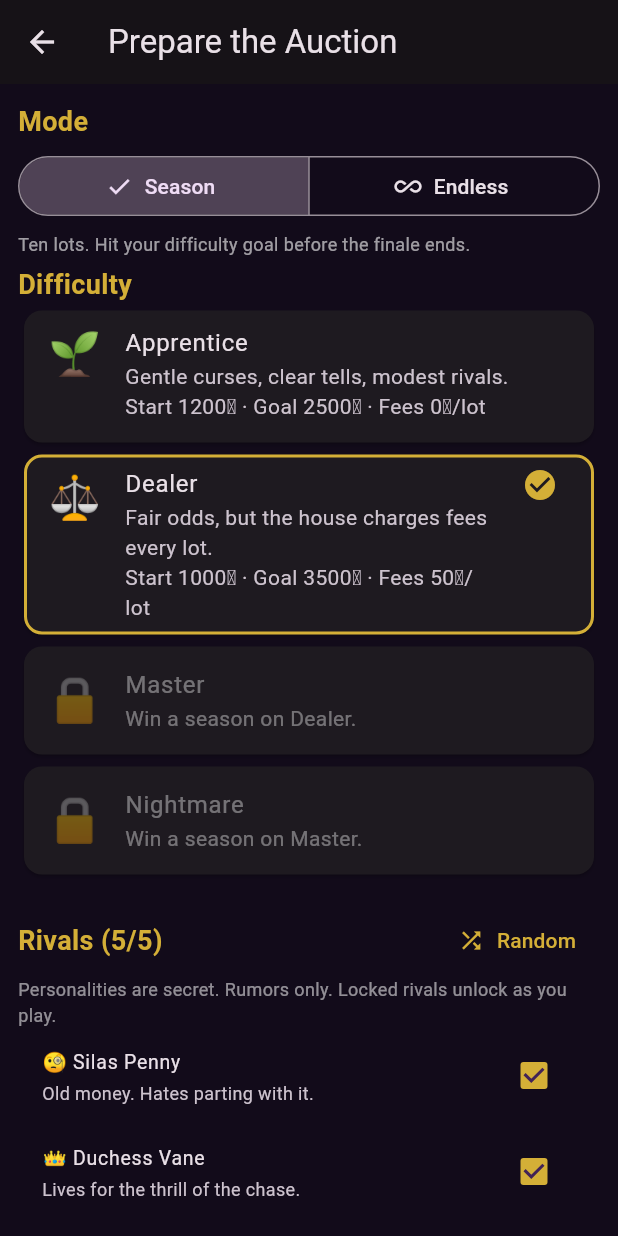
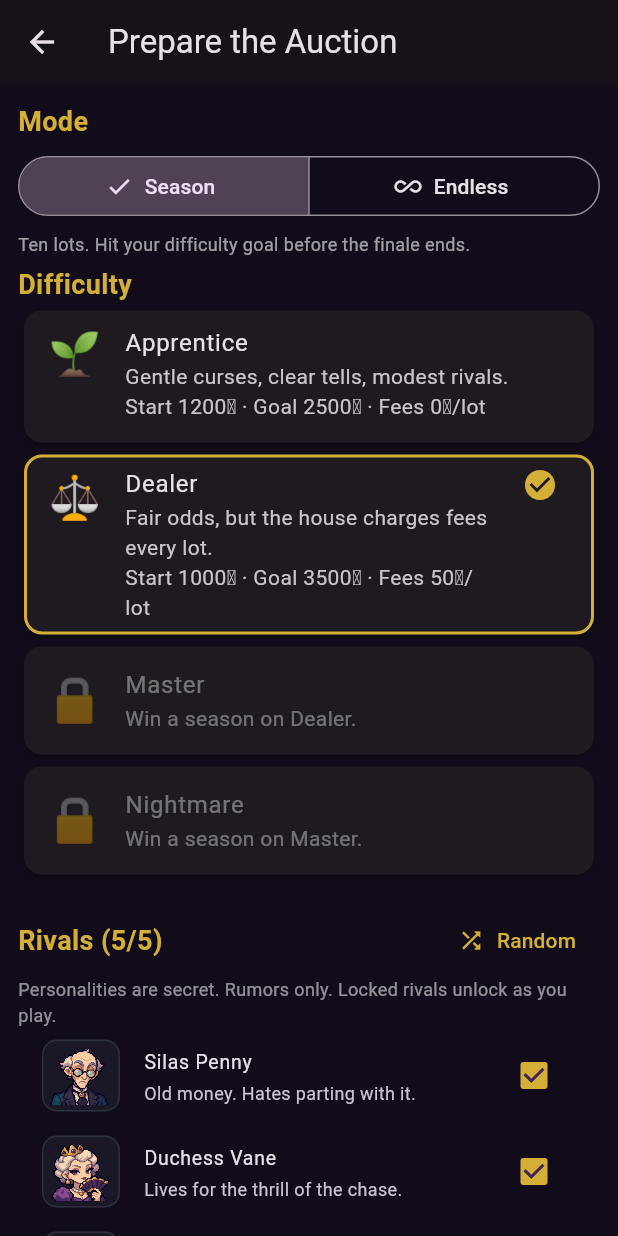
Before and after one commit to NStein514/CursedAuctionHouse, a Flutter app: the screen it shows after launch, after a tap on "Enter the Auction", on a phone screen of 412 x 824 dp. Run offline on Flutter 3.47's test engine with Material 3 defaults, Android fonts, the phone set to English and light mode, and no system bars; our stand-ins replace audioplayers, shared_preferences.

Commit message:
implementing new artwork for characters and artifacts

```diff
--- a/lib/dossier_screen.dart
+++ b/lib/dossier_screen.dart
@@ -1,5 +1,6 @@
 import 'package:flutter/material.dart';
 import 'models.dart';
+import 'game_art.dart';
 import 'state.dart';
 
 /// Everything you have learned about each rival. Personas are never shown;
@@ -37,7 +38,7 @@ class _DossierScreenState extends State<DossierScreen> {
       child: Padding(
         padding: const EdgeInsets.all(14),
         child: Column(crossAxisAlignment: CrossAxisAlignment.start, children: [
-          Text('${b.avatar} ${b.name}', style: const TextStyle(fontSize: 18, fontWeight: FontWeight.bold)),
+          Row(children: [RivalPortrait(bidder: b, animate: false), const SizedBox(width: 12), Expanded(child: Text(b.name, style: const TextStyle(fontSize: 18, fontWeight: FontWeight.bold)))]),
           Text('"${b.blurb}"', style: const TextStyle(fontStyle: FontStyle.italic, color: Colors.white54)),
           Text('Purse: ${b.purse} · Wins: ${b.wins} · Bluffs exposed: ${b.bluffsExposed}', style: const TextStyle(color: Colors.white70)),
           Row(children: [
--- /dev/null
+++ b/lib/game_art.dart
@@ -0,0 +1,195 @@
+import 'dart:math' as math;
+import 'package:flutter/material.dart';
+import 'models.dart';
+
+/// Public appearance only: never select art or motion from a hidden curse or tell.
+int artifactArtIndex(Artifact artifact) {
+  if (artifact.name == 'Crown of Nine Sorrows') return 15;
+  const nouns = [
+    'Urn',
+    'Reliquary',
+    'Mask',
+    'Dagger',
+    'Scythe',
+    'Blade',
+    'Grimoire',
+    'Codex',
+    'Scroll',
+    'Crown',
+    'Amulet',
+    'Locket',
+    'Idol',
+    'Effigy',
+    'Totem'
+  ];
+  final index = nouns.indexWhere((noun) => artifact.name.endsWith(noun));
+  return index < 0 ? artifact.category.index * 3 : index;
+}
+
+class _AtlasTile extends StatelessWidget {
+  final String asset;
+  final int index, columns, rows;
+  const _AtlasTile(this.asset, this.index, this.columns, this.rows);
+
+  @override
+  Widget build(BuildContext context) => ClipRect(
+        child: LayoutBuilder(
+            builder: (context, bounds) => Stack(children: [
+                  Positioned(
+                    left: -(index % columns) * bounds.maxWidth,
+                    top: -(index ~/ columns) * bounds.maxHeight,
+                    width: bounds.maxWidth * columns,
+                    height: bounds.maxHeight * rows,
+                    child: Image.asset(asset,
+                        fit: BoxFit.fill,
+                        filterQuality: FilterQuality.none,
+                        isAntiAlias: false,
+                        excludeFromSemantics: true),
+                  ),
+                ])),
+      );
+}
+
+/// One lightweight motion controller, paused for reduced motion and offstage UI.
+class _ArtMotion extends StatefulWidget {
+  final Widget child;
+  final bool active;
+  final double amplitude;
+  const _ArtMotion(
+      {required this.child, this.active = true, this.amplitude = 2});
+
+  @override
+  State<_ArtMotion> createState() => _ArtMotionState();
+}
+
+class _ArtMotionState extends State<_ArtMotion>
+    with SingleTickerProviderStateMixin {
+  late final AnimationController _controller = AnimationController(
+      vsync: this, duration: const Duration(milliseconds: 3200));
+
+  void _sync() {
+    // Keep compatibility with the project's Flutter 3.16 minimum.
+    final animate = widget.active &&
+        !MediaQuery.of(context).disableAnimations &&
+        // ignore: deprecated_member_use
+        TickerMode.of(context);
+    if (animate && !_controller.isAnimating) _controller.repeat();
+    if (!animate) {
+      _controller.stop();
+      _controller.value = 0;
+    }
+  }
+
+  @override
+  void didChangeDependencies() {
+    super.didChangeDependencies();
+    _sync();
+  }
+
+  @override
+  void didUpdateWidget(covariant _ArtMotion oldWidget) {
+    super.didUpdateWidget(oldWidget);
+    _sync();
+  }
+
+  @override
+  void dispose() {
+    _controller.dispose();
+    super.dispose();
+  }
+
+  @override
+  Widget build(BuildContext context) => AnimatedBuilder(
+        animation: _controller,
+        child: widget.child,
+        builder: (context, child) => Transform.translate(
+          offset: Offset(
+              0,
+              (math.sin(_controller.value * math.pi * 2) * widget.amplitude)
+                  .roundToDouble()),
+          child: child,
+        ),
+      );
+}
+
+class RivalPortrait extends StatelessWidget {
+  final Bidder bidder;
+  final bool leading, animate;
+  final double size;
+  const RivalPortrait(
+      {super.key,
+      required this.bidder,
+      this.leading = false,
+      this.animate = true,
+      this.size = 52});
+
+  @override
+  Widget build(BuildContext context) {
+    final reduced = MediaQuery.of(context).disableAnimations;
+    final accent = bidder.taunted
+        ? Colors.redAccent
+        : leading
+            ? Colors.amber
+            : Colors.blueGrey;
+    return Semantics(
+      label: bidder.name,
+      image: true,
+      child: AnimatedContainer(
+        duration: Duration(milliseconds: reduced ? 0 : 250),
+        width: size,
+        height: size,
+        decoration: BoxDecoration(
+          color: accent.withAlpha(26),
+          borderRadius: BorderRadius.circular(10),
+          border: Border.all(
+              color: accent.withAlpha(leading || bidder.taunted ? 230 : 64)),
+        ),
+        child: AnimatedOpacity(
+          opacity: bidder.folded ? .3 : 1,
+          duration: Duration(milliseconds: reduced ? 0 : 250),
+          child: _ArtMotion(
+            active: animate && !bidder.folded,
+            amplitude: bidder.taunted
+                ? 2.5
+                : leading
+                    ? 1.8
+                    : .8,
+            child: Padding(
+                padding: const EdgeInsets.all(3),
+                child: _AtlasTile('assets/art/rivals-pixel-v2.png',
+                    bidder.persona.index, 5, 2)),
+          ),
+        ),
+      ),
+    );
+  }
+}
+
+class ArtifactDisplay extends StatelessWidget {
+  final Artifact artifact;
+  final double size;
+  const ArtifactDisplay({super.key, required this.artifact, this.size = 104});
+
+  @override
+  Widget build(BuildContext context) => Semantics(
+        label: artifact.name,
+        image: true,
+        child: SizedBox(
+          width: size,
+          height: size,
+          child: DecoratedBox(
+            decoration: const BoxDecoration(
+                shape: BoxShape.circle,
+                gradient: RadialGradient(
+                    colors: [Color(0x553E827A), Color(0x00212530)])),
+            child: _ArtMotion(
+              amplitude: 3,
+              child: Padding(
+                  padding: const EdgeInsets.all(8),
+                  child: _AtlasTile('assets/art/artifacts-pixel-v2.png',
+                      artifactArtIndex(artifact), 4, 4)),
+            ),
+          ),
+        ),
+      );
+}
--- a/lib/setup_screen.dart
+++ b/lib/setup_screen.dart
@@ -1,6 +1,7 @@
 import 'dart:math';
 import 'package:flutter/material.dart';
 import 'auction_screen.dart';
+import 'game_art.dart';
 import 'main.dart' show gold;
 import 'models.dart';
 import 'state.dart';
@@ -88,7 +89,8 @@ class _SetupScreenState extends State<SetupScreen> {
       dense: true,
       value: picked.contains(i),
       onChanged: (!picked.contains(i) && picked.length >= need) ? null : (v) => setState(() => v == true ? picked.add(i) : picked.remove(i)),
-      title: Text('${pool[i].avatar} ${pool[i].name}'),
+      secondary: RivalPortrait(bidder: pool[i], animate: false),
+      title: Text(pool[i].name),
       subtitle: Text(pool[i].blurb),
     );
   }
--- a/lib/state.dart
+++ b/lib/state.dart
@@ -1,5 +1,5 @@
 import 'dart:math';
-import 'package:flutter/foundation.dart';
+import 'package:flutter/foundation.dart' hide Category;
 import 'models.dart';
 import 'sfx.dart';
 
--- a/pubspec.yaml
+++ b/pubspec.yaml
@@ -21,3 +21,4 @@ flutter:
   uses-material-design: true
   assets:
     - assets/sfx/
+    - assets/art/
```
Also changed, not shown: lib/auction_screen.dart (+4 -3 lines), assets/art/artifacts-pixel-v2.png (added), assets/art/rivals-pixel-v2.png (added), pubspec.lock (added), 3 other files.
